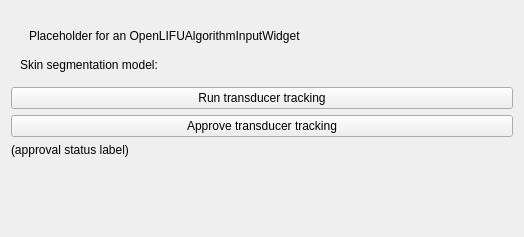
OpenwaterHealth/SlicerOpenLIFU, file OpenLIFUTransducerTracker/Resources/UI/OpenLIFUTransducerTracker.ui: the form before one commit.
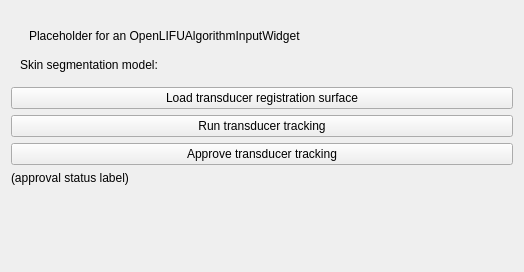
The form after the commit. Custom widgets are drawn as their Qt base class.

Commit message:
Enforce user permissions in TT module (#175)
- The ability to do "Transducer Tracking" is now restricted to admin and
  operator users.

What changed in the file:
```diff
--- a/OpenLIFUTransducerTracker/Resources/UI/OpenLIFUTransducerTracker.ui
+++ b/OpenLIFUTransducerTracker/Resources/UI/OpenLIFUTransducerTracker.ui
@@ -7,11 +7,32 @@
     <x>0</x>
     <y>0</y>
     <width>524</width>
-    <height>237</height>
+    <height>272</height>
    </rect>
   </property>
   <layout class="QVBoxLayout" name="verticalLayout">
    <item>
+    <widget class="QWidget" name="permissionsWidget" native="true">
+     <property name="slicer.openlifu.allowed-roles" stdset="0">
+      <stringlist>
+       <string>admin</string>
+       <string>operator</string>
+      </stringlist>
+     </property>
+     <layout class="QVBoxLayout" name="verticalLayout_3">
+      <property name="leftMargin">
+       <number>0</number>
+      </property>
+      <property name="topMargin">
+       <number>0</number>
+      </property>
+      <property name="rightMargin">
+       <number>0</number>
+      </property>
+      <property name="bottomMargin">
+       <number>0</number>
+      </property>
+      <item>
     <widget class="QWidget" name="tempWidget" native="true">
      <layout class="QVBoxLayout" name="verticalLayout_2">
       <item>
@@ -59,6 +80,13 @@
      </layout>
     </widget>
    </item>
+      <item>
+       <widget class="QPushButton" name="loadTransducerSurfaceButton">
+        <property name="text">
+         <string>Load transducer registration surface</string>
+        </property>
+       </widget>
+      </item>
    <item>
     <widget class="QPushButton" name="runTrackingButton">
      <property name="text">
@@ -88,10 +116,13 @@
      <property name="sizeHint" stdset="0">
       <size>
        <width>20</width>
-       <height>40</height>
+          <height>21</height>
       </size>
      </property>
     </spacer>
+      </item>
+     </layout>
+    </widget>
    </item>
   </layout>
  </widget>
```
Lines whose indentation alone changed are shown as unchanged.
